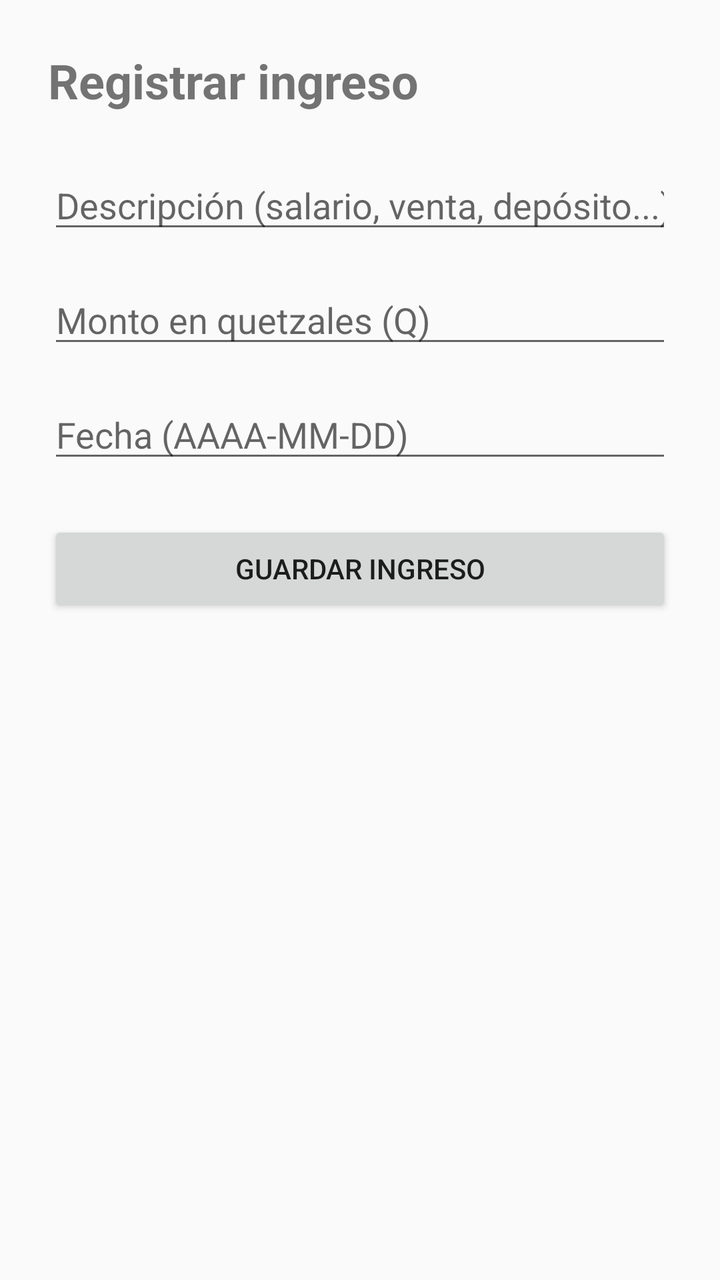
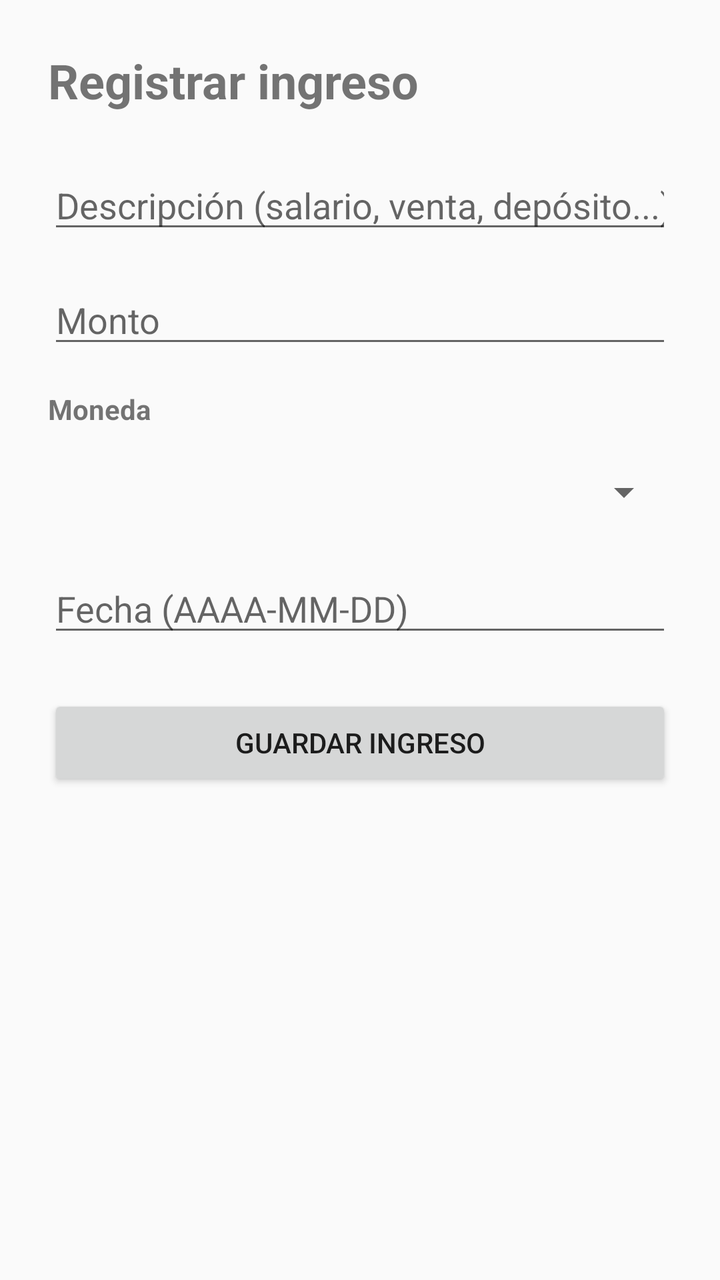

The first picture is an Android layout as it rendered before a commit; the second is the same layout after the commit. The layout source and the unified diff follow.
<!-- AndroidManifest.xml: application theme Theme.ControlGastos -->
<!-- res/layout/activity_formulario_ingreso.xml -->
<?xml version="1.0" encoding="utf-8"?>
<ScrollView
    xmlns:android="http://schemas.android.com/apk/res/android"
    android:layout_width="match_parent"
    android:layout_height="match_parent"
    android:fillViewport="true">

    <LinearLayout
        android:layout_width="match_parent"
        android:layout_height="wrap_content"
        android:orientation="vertical"
        android:padding="24dp">

        <TextView
            android:id="@+id/txtTituloIngreso"
            android:layout_width="match_parent"
            android:layout_height="wrap_content"
            android:text="Registrar ingreso"
            android:textSize="24sp"
            android:textStyle="bold"
            android:layout_marginBottom="24dp" />

        <EditText
            android:id="@+id/etDescripcionIngreso"
            android:layout_width="match_parent"
            android:layout_height="wrap_content"
            android:hint="Descripción (salario, venta, depósito...)"
            android:inputType="textCapSentences"
            android:maxLines="1"
            android:layout_marginBottom="16dp" />

        <EditText
            android:id="@+id/etMontoIngreso"
            android:layout_width="match_parent"
            android:layout_height="wrap_content"
            android:hint="Monto en quetzales (Q)"
            android:inputType="numberDecimal"
            android:layout_marginBottom="16dp" />

        <EditText
            android:id="@+id/etFechaIngreso"
            android:layout_width="match_parent"
            android:layout_height="wrap_content"
            android:hint="Fecha (AAAA-MM-DD)"
            android:inputType="date"
            android:layout_marginBottom="24dp" />

        <Button
            android:id="@+id/btnGuardarIngreso"
            android:layout_width="match_parent"
            android:layout_height="wrap_content"
            android:text="Guardar ingreso" />


        <Button
            android:id="@+id/btnEliminarIngreso"
            android:layout_width="match_parent"
            android:layout_height="wrap_content"
            android:layout_marginTop="12dp"
            android:text="Eliminar ingreso"
            android:visibility="gone" />

    </LinearLayout>
</ScrollView>
<!-- resources referenced by this layout -->
<resources>
  <style name="Theme.ControlGastos" parent="Theme.AppCompat.DayNight.NoActionBar" />
</resources>

<!-- the commit's change to res/layout/activity_formulario_ingreso.xml (unified diff, before → after) -->
@@ -1,6 +1,5 @@
 <?xml version="1.0" encoding="utf-8"?>
-<ScrollView
-    xmlns:android="http://schemas.android.com/apk/res/android"
+<ScrollView xmlns:android="http://schemas.android.com/apk/res/android"
     android:layout_width="match_parent"
     android:layout_height="match_parent"
     android:fillViewport="true">
@@ -15,42 +14,85 @@
             android:id="@+id/txtTituloIngreso"
             android:layout_width="match_parent"
             android:layout_height="wrap_content"
+            android:layout_marginBottom="24dp"
             android:text="Registrar ingreso"
             android:textSize="24sp"
-            android:textStyle="bold"
-            android:layout_marginBottom="24dp" />
+            android:textStyle="bold" />
 
         <EditText
             android:id="@+id/etDescripcionIngreso"
             android:layout_width="match_parent"
             android:layout_height="wrap_content"
+            android:layout_marginBottom="16dp"
             android:hint="Descripción (salario, venta, depósito...)"
             android:inputType="textCapSentences"
-            android:maxLines="1"
-            android:layout_marginBottom="16dp" />
+            android:maxLines="1" />
 
         <EditText
             android:id="@+id/etMontoIngreso"
             android:layout_width="match_parent"
             android:layout_height="wrap_content"
-            android:hint="Monto en quetzales (Q)"
-            android:inputType="numberDecimal"
-            android:layout_marginBottom="16dp" />
+            android:layout_marginBottom="16dp"
+            android:hint="Monto"
+            android:inputType="numberDecimal" />
+
+        <TextView
+            android:layout_width="match_parent"
+            android:layout_height="wrap_content"
+            android:text="Moneda"
+            android:textStyle="bold" />
+
+        <Spinner
+            android:id="@+id/spMonedaIngreso"
+            android:layout_width="match_parent"
+            android:layout_height="48dp"
+            android:layout_marginTop="8dp"
+            android:layout_marginBottom="12dp" />
+
+        <LinearLayout
+            android:id="@+id/contenedorTipoCambioIngreso"
+            android:layout_width="match_parent"
+            android:layout_height="wrap_content"
+            android:orientation="vertical"
+            android:visibility="gone">
+
+            <TextView
+                android:layout_width="match_parent"
+                android:layout_height="wrap_content"
+                android:text="Tipo de cambio (Q por US$1)"
+                android:textStyle="bold" />
+
+            <EditText
+                android:id="@+id/etTipoCambioIngreso"
+                android:layout_width="match_parent"
+                android:layout_height="wrap_content"
+                android:hint="Ejemplo: 7.70"
+                android:inputType="numberDecimal" />
+
+            <TextView
+                android:id="@+id/tvEquivalenteIngreso"
+                android:layout_width="match_parent"
+                android:layout_height="wrap_content"
+                android:layout_marginTop="8dp"
+                android:layout_marginBottom="16dp"
+                android:text="Equivalente: Q 0.00"
+                android:textStyle="bold" />
+
+        </LinearLayout>
 
         <EditText
             android:id="@+id/etFechaIngreso"
             android:layout_width="match_parent"
             android:layout_height="wrap_content"
+            android:layout_marginBottom="24dp"
             android:hint="Fecha (AAAA-MM-DD)"
-            android:inputType="date"
-            android:layout_marginBottom="24dp" />
+            android:inputType="date" />
 
         <Button
             android:id="@+id/btnGuardarIngreso"
             android:layout_width="match_parent"
             android:layout_height="wrap_content"
             android:text="Guardar ingreso" />
-
 
         <Button
             android:id="@+id/btnEliminarIngreso"
